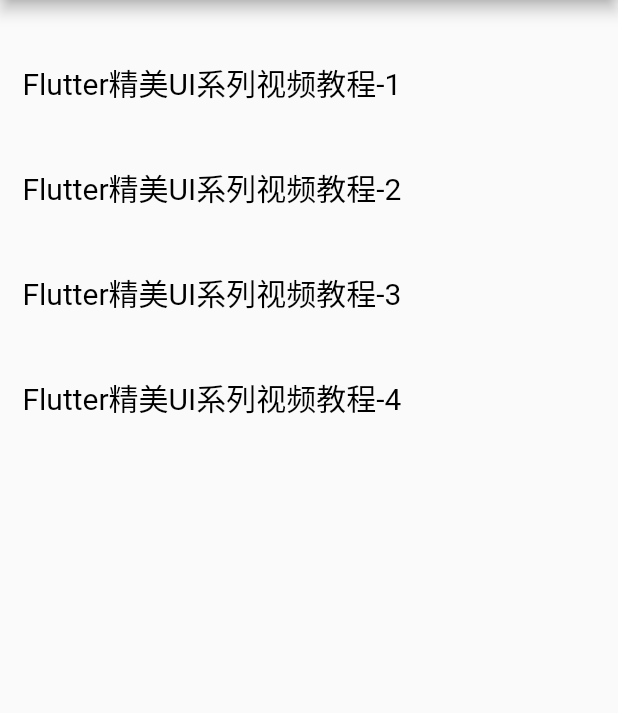
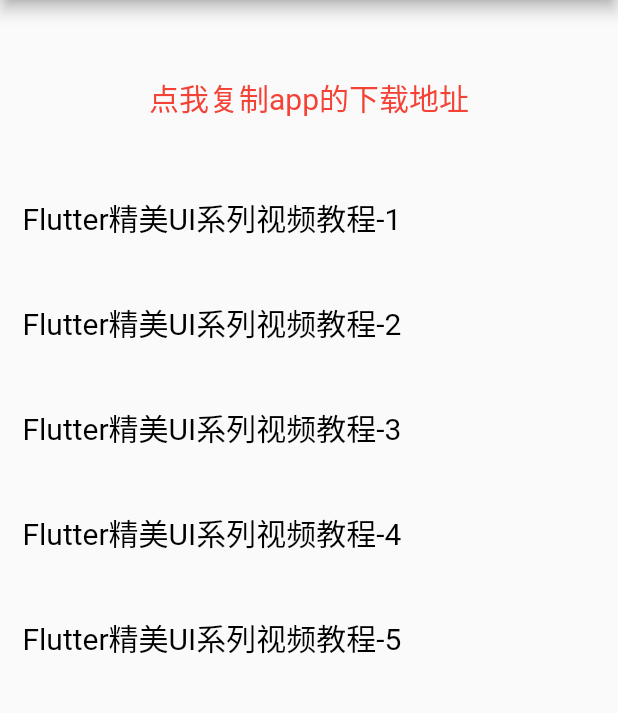
Before and after one commit to jiang111/flutter_code, a Flutter app: the HomePage screen opened directly, on a phone screen of 412 x 824 dp, the part 84-797 px from its top. Run offline on Flutter 3.47's test engine with Material 2 defaults, Android fonts, the phone set to English and light mode, and no system bars.

Commit message:
update code

```diff
--- a/lib/home_page.dart
+++ b/lib/home_page.dart
@@ -3,27 +3,51 @@
 import 'package:flutter_speedcode/ui_3/home_page.dart' as ui_3;
 import 'package:flutter_speedcode/ui_1/home_page.dart' as ui_1;
 import 'package:flutter_speedcode/ui_4/home_page.dart' as ui_4;
+import 'package:flutter_speedcode/ui_5/home_page.dart' as ui_5;
+import 'package:flutter/services.dart';
 
 class HomePage extends StatelessWidget {
   @override
   Widget build(BuildContext context) {
-    List<String> _list = [
-      "assets/images/show1.jpg",
-      "assets/images/show2.png",
-      "assets/images/show3.png"
-    ];
     return Scaffold(
       appBar: AppBar(
         centerTitle: true,
-        title: Text("Flutter SpeedCode (web端效果不理想,建议自己编译原生应用)"),
+        title: Text("Flutter SpeedCode (web端效果不理想)"),
       ),
-      body: Padding(
+      body: Builder(
+        builder: (context) => Padding(
           padding: const EdgeInsets.symmetric(
             vertical: 20,
           ),
           child: Column(
             crossAxisAlignment: CrossAxisAlignment.start,
             children: <Widget>[
+              GestureDetector(
+                onTap: () {
+                  Clipboard.setData(ClipboardData(
+                      text:
+                          'https://github.com/jiang111/flutter_code/raw/master/art/app-release.apk'));
+
+                  Scaffold.of(context).showSnackBar(SnackBar(
+                    content: Text("复制成功,打来浏览器粘贴链接即可下载"),
+                  ));
+                },
+                child: Padding(
+                  padding: const EdgeInsets.symmetric(
+                    horizontal: 15,
+                    vertical: 30,
+                  ),
+                  child: Center(
+                    child: Text(
+                      "点我复制app的下载地址",
+                      style: TextStyle(
+                        color: Colors.red,
+                        fontSize: 20,
+                      ),
+                    ),
+                  ),
+                ),
+              ),
               GestureDetector(
                 onTap: () {
                   Navigator.of(context).push(
@@ -100,7 +124,27 @@
                   ),
                 ),
               ),
+              GestureDetector(
+                onTap: () {
+                  Navigator.of(context).push(
+                      MaterialPageRoute(builder: (context) => ui_5.HomePage()));
+                },
+                child: Padding(
+                  padding: const EdgeInsets.symmetric(
+                    horizontal: 15,
+                    vertical: 20,
+                  ),
+                  child: Text(
+                    "Flutter精美UI系列视频教程-5",
+                    style: TextStyle(
+                      color: Colors.black,
+                      fontSize: 20,
+                    ),
+                  ),
+                ),
+              ),
             ],
+          ),
         ),
       ),
     );
--- a/lib/ui_5/home_page.dart
+++ b/lib/ui_5/home_page.dart
@@ -58,7 +58,7 @@
             Positioned(
               left: left,
               top: left * 0.2,
-              bottom: left * 0.2,
+              bottom: left * 0.2 / 2,
               child: FrontWidget(open),
             ),
           ],
```
Also changed, not shown: pubspec.lock. Lines whose indentation alone changed are shown as unchanged.
